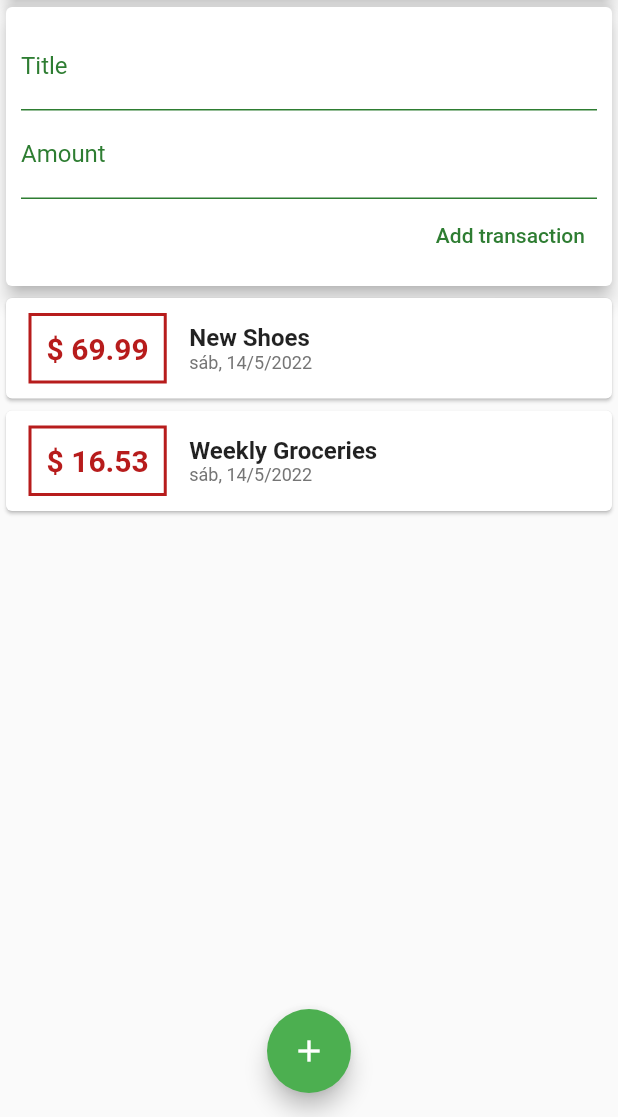
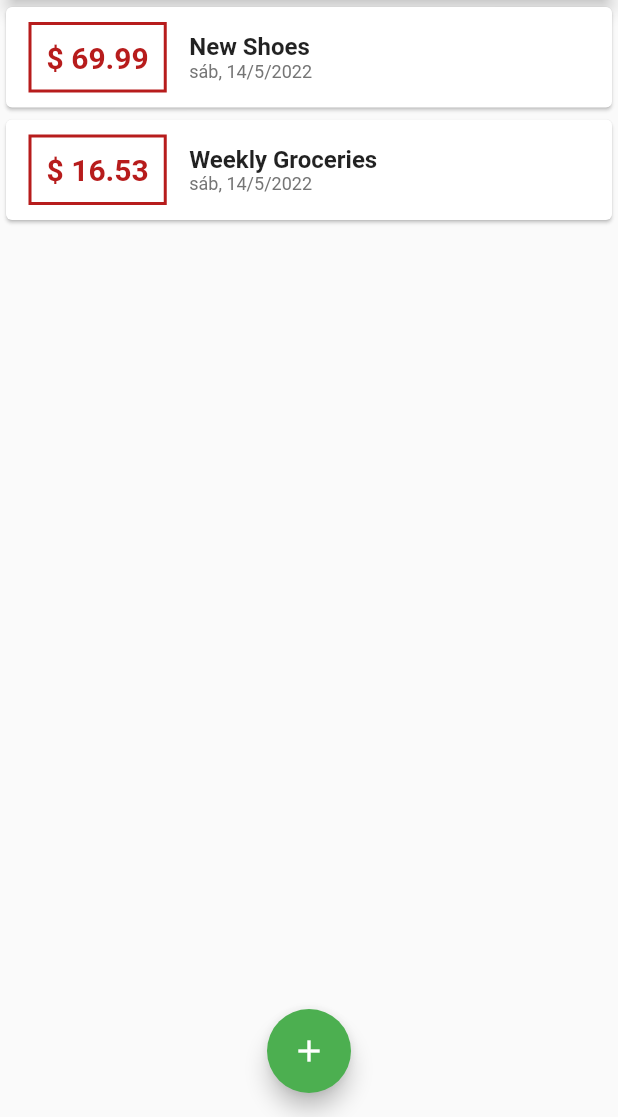
Before and after one commit to JesusMF23/expenses_app_1, a Flutter app: the screen it shows after launch, on a phone screen of 412 x 824 dp, the part 119-1236 px from its top. Run offline on Flutter 3.47's test engine with Material 2 defaults, Android fonts, the phone set to English and light mode, and no system bars.

```diff
--- a/expenses_app/lib/main.dart
+++ b/expenses_app/lib/main.dart
@@ -1,6 +1,8 @@
-import 'package:expenses_app/widgets/user_transactions.dart';
+import 'package:expenses_app/widgets/new_transaction.dart';
+import 'package:expenses_app/widgets/transaction_list.dart';
 import 'package:flutter/material.dart';
 import 'package:intl/date_symbol_data_local.dart';
+import './models/transaction.dart';
 
 void main() {
   runApp(const MyApp());
@@ -21,12 +23,49 @@ class MyApp extends StatelessWidget {
   }
 }
 
-class MyHomePage extends StatelessWidget {
+class MyHomePage extends StatefulWidget {
+  @override
+  State<MyHomePage> createState() => _MyHomePageState();
+}
+
+class _MyHomePageState extends State<MyHomePage> {
   // late String titleInput;
-  // late String amountInput;
 
-  final titleController = TextEditingController();
-  final amountController = TextEditingController();
+  final List<Transaction> _userTransactions = [
+    Transaction(
+      id: 't1',
+      title: 'New Shoes',
+      amount: 69.99,
+      date: DateTime.now(),
+    ),
+    Transaction(
+      id: 't2',
+      title: 'Weekly Groceries',
+      amount: 16.53,
+      date: DateTime.now(),
+    ),
+  ];
+
+  void _addNewTransaction(String txTitle, double txAmount) {
+    final newTx = Transaction(
+      title: txTitle,
+      amount: txAmount,
+      date: DateTime.now(),
+      id: DateTime.now().toString(),
+    );
+
+    setState(() {
+      _userTransactions.add(newTx);
+    });
+  }
+
+  void _startAddNewTransaction(BuildContext ctx) {
+    showModalBottomSheet(
+        context: ctx,
+        builder: (_) {
+          return NewTransaction(addNewTransaction: _addNewTransaction);
+        });
+  }
 
   @override
   Widget build(BuildContext context) {
@@ -35,7 +74,11 @@ class MyHomePage extends StatelessWidget {
     return Scaffold(
       appBar: AppBar(
         title: Text("Flutter App"),
-        actions: [IconButton(onPressed: () {}, icon: Icon(Icons.add))],
+        actions: [
+          IconButton(
+              onPressed: () => _startAddNewTransaction(context),
+              icon: Icon(Icons.add))
+        ],
       ),
       body: SingleChildScrollView(
         child: Column(
@@ -56,12 +99,12 @@ class MyHomePage extends StatelessWidget {
                 //a card size depends on the content widget
                 //we need to wrap card widget inside a widget where we can change size
               ),
-              UserTransactions()
+              TransactionList(transactions: _userTransactions)
             ]),
       ),
       floatingActionButton: FloatingActionButton(
         child: Icon(Icons.add),
-        onPressed: () {},
+        onPressed: () => _startAddNewTransaction(context),
       ),
       floatingActionButtonLocation: FloatingActionButtonLocation.centerFloat,
     );
--- a/expenses_app/lib/widgets/user_transactions.dart
+++ /dev/null
@@ -1,56 +0,0 @@
-import 'package:flutter/material.dart';
-import 'package:flutter/src/foundation/key.dart';
-import 'package:flutter/src/widgets/framework.dart';
-
-import '../models/transaction.dart';
-import './new_transaction.dart';
-import './transaction_list.dart';
-
-class UserTransactions extends StatefulWidget {
-  const UserTransactions({Key? key}) : super(key: key);
-
-  @override
-  State<UserTransactions> createState() => _UserTransactionsState();
-}
-
-class _UserTransactionsState extends State<UserTransactions> {
-  final List<Transaction> _userTransactions = [
-    Transaction(
-      id: 't1',
-      title: 'New Shoes',
-      amount: 69.99,
-      date: DateTime.now(),
-    ),
-    Transaction(
-      id: 't2',
-      title: 'Weekly Groceries',
-      amount: 16.53,
-      date: DateTime.now(),
-    ),
-  ];
-
-  void _addNewTransaction(String txTitle, double txAmount) {
-    final newTx = Transaction(
-      title: txTitle,
-      amount: txAmount,
-      date: DateTime.now(),
-      id: DateTime.now().toString(),
-    );
-
-    setState(() {
-      _userTransactions.add(newTx);
-    });
-  }
-
-  @override
-  Widget build(BuildContext context) {
-    return Column(
-      children: <Widget>[
-        NewTransaction(
-          addNewTransaction: _addNewTransaction,
-        ),
-        TransactionList(transactions: _userTransactions)
-      ],
-    );
-  }
-}
```
